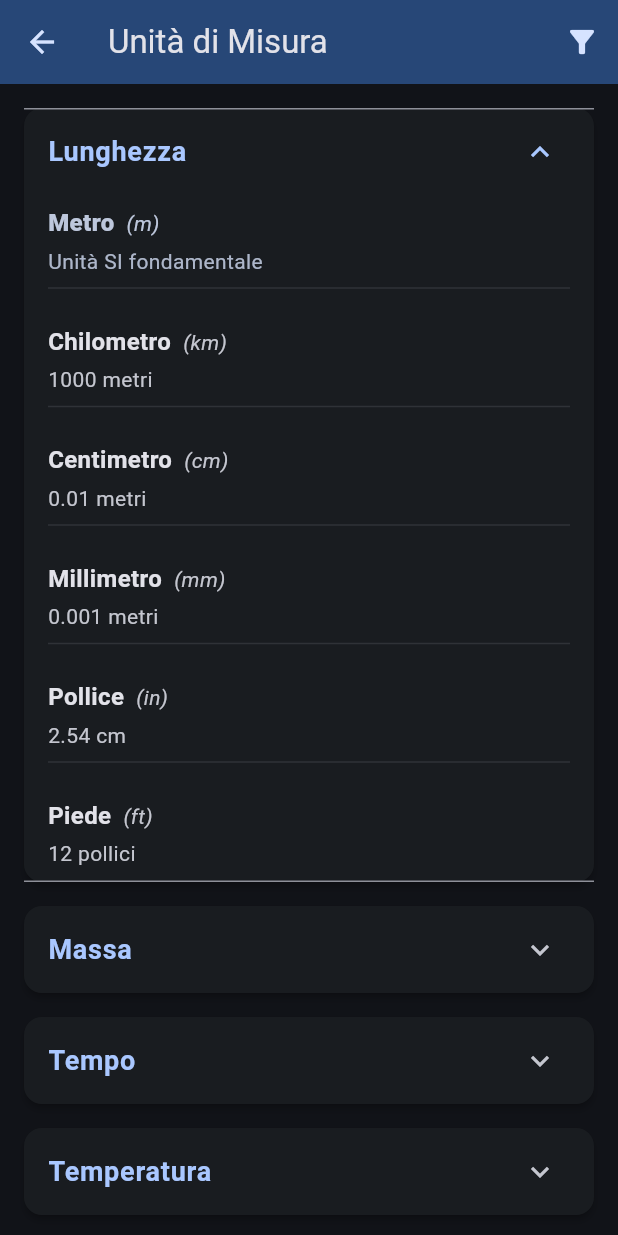
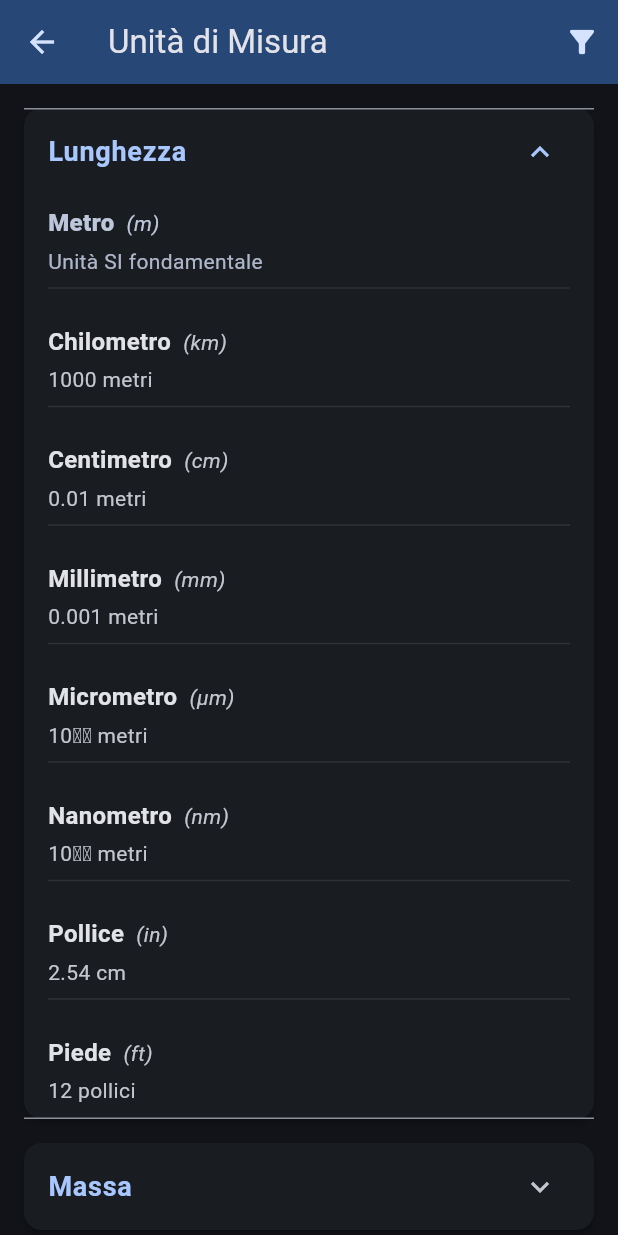
Before and after one commit to Lore-byte/PhysicsEaseRelease, a Flutter app: the UnitsListPage screen opened directly, after a tap on "Lunghezza", on a phone screen of 412 x 824 dp. Run offline on Flutter 3.47's test engine with Material 3 defaults, Android fonts, the phone set to English and light mode, and no system bars; our stand-ins replace fl_chart, math_expressions, permission_handler, screenshot, sensors_plus, share_plus and 1 more; missing offline and left inert: flutter_math_fork; accounts and stored records are empty.

Commit message:
small changes to the data

```diff
--- a/lib/pages/greek_alphabet_page.dart
+++ b/lib/pages/greek_alphabet_page.dart
@@ -81,8 +81,8 @@ class GreekAlphabetPage extends StatelessWidget {
     {
       'letter': 'Ν ν (Nu)',
       'description': 'Frequenza (a volte al posto di f), coefficiente di Poisson, numero di moli.',
-      'formula': r'E = h\nu',
-      'formula_note': '(energia del fotone)'
+      'formula': r'\nu = - \frac{\varepsilon_{trasversale}}{\varepsilon_{longitudinale}}',
+      'formula_note': '(coefficiente di Poisson)'
     },
     {
       'letter': 'Ξ ξ (Xi)',
--- a/lib/pages/units_list_page.dart
+++ b/lib/pages/units_list_page.dart
@@ -17,17 +17,22 @@ class _UnitsListPageState extends State<UnitsListPage> {
       {'name': 'Chilometro', 'symbol': 'km', 'description': '1000 metri', 'isFundamental': 'false'},
       {'name': 'Centimetro', 'symbol': 'cm', 'description': '0.01 metri', 'isFundamental': 'false'},
       {'name': 'Millimetro', 'symbol': 'mm', 'description': '0.001 metri', 'isFundamental': 'false'},
+      {'name': 'Micrometro', 'symbol': 'µm', 'description': '10⁻⁶ metri', 'isFundamental': 'false'},
+      {'name': 'Nanometro', 'symbol': 'nm', 'description': '10⁻⁹ metri', 'isFundamental': 'false'},
       {'name': 'Pollice', 'symbol': 'in', 'description': '2.54 cm', 'isFundamental': 'false'},
       {'name': 'Piede', 'symbol': 'ft', 'description': '12 pollici', 'isFundamental': 'false'},
     ],
     'Massa': [
       {'name': 'Chilogrammo', 'symbol': 'kg', 'description': 'Unità SI fondamentale', 'isFundamental': 'true'},
       {'name': 'Grammo', 'symbol': 'g', 'description': '0.001 chilogrammi', 'isFundamental': 'false'},
+      {'name': 'Milligrammo', 'symbol': 'mg', 'description': '10⁻³ grammi', 'isFundamental': 'false'},
       {'name': 'Tonnellata', 'symbol': 't', 'description': '1000 chilogrammi', 'isFundamental': 'false'},
       {'name': 'Libbra', 'symbol': 'lb', 'description': '0.453592 kg', 'isFundamental': 'false'},
+      {'name': 'Oncia', 'symbol': 'oz', 'description': '1/16 di libbra ≈ 28.35 g', 'isFundamental': 'false'},
     ],
     'Tempo': [
       {'name': 'Secondo', 'symbol': 's', 'description': 'Unità SI fondamentale', 'isFundamental': 'true'},
+      {'name': 'Millisecondo', 'symbol': 'ms', 'description': '10⁻³ secondi', 'isFundamental': 'false'},
       {'name': 'Minuto', 'symbol': 'min', 'description': '60 secondi', 'isFundamental': 'false'},
       {'name': 'Ora', 'symbol': 'h', 'description': '3600 secondi', 'isFundamental': 'false'},
       {'name': 'Giorno', 'symbol': 'd', 'description': '24 ore', 'isFundamental': 'false'},
@@ -43,9 +48,12 @@ class _UnitsListPageState extends State<UnitsListPage> {
       {'name': 'Volt', 'symbol': 'V', 'description': 'Unità SI per la tensione elettrica (J/C)', 'isFundamental': 'false'},
       {'name': 'Ohm', 'symbol': 'Ω', 'description': 'Unità SI per la resistenza elettrica (V/A)', 'isFundamental': 'false'},
       {'name': 'Farad', 'symbol': 'F', 'description': 'Unità SI per la capacità elettrica (C/V)', 'isFundamental': 'false'},
+      {'name': 'Wattora', 'symbol': 'Wh', 'description': 'Unità comune di energia elettrica', 'isFundamental': 'false'},
     ],
     'Intensità Luminosa': [
       {'name': 'Candela', 'symbol': 'cd', 'description': 'Unità SI fondamentale', 'isFundamental': 'true'},
+      {'name': 'Lumen', 'symbol': 'lm', 'description': 'Unità SI per il flusso luminoso', 'isFundamental': 'false'},
+      {'name': 'Lux', 'symbol': 'lx', 'description': 'lm/m²', 'isFundamental': 'false'},
     ],
     'Quantità di Sostanza': [
       {'name': 'Mole', 'symbol': 'mol', 'description': 'Unità SI fondamentale', 'isFundamental': 'true'},
@@ -53,21 +61,29 @@ class _UnitsListPageState extends State<UnitsListPage> {
     'Velocità': [
       {'name': 'Metro al secondo', 'symbol': 'm/s', 'description': 'Unità SI derivata', 'isFundamental': 'false'},
       {'name': 'Chilometro orario', 'symbol': 'km/h', 'description': 'Unità comune', 'isFundamental': 'false'},
+      {'name': 'Nodo', 'symbol': 'kn', 'description': '1.852 km/h', 'isFundamental': 'false'},
+      {'name': 'Mach', 'symbol': 'Ma', 'description': 'Velocità del suono', 'isFundamental': 'false'},
     ],
     'Forza': [
       {'name': 'Newton', 'symbol': 'N', 'description': 'kg·m/s²', 'isFundamental': 'false'},
+      {'name': 'Kilogrammo forza', 'symbol': 'kgf', 'description': '9.80665 N', 'isFundamental': 'false'},
     ],
     'Energia': [
       {'name': 'Joule', 'symbol': 'J', 'description': 'N·m', 'isFundamental': 'false'},
       {'name': 'Caloria', 'symbol': 'cal', 'description': '4.184 Joule', 'isFundamental': 'false'},
       {'name': 'Elettronvolt', 'symbol': 'eV', 'description': '1.602×10⁻¹⁹ J', 'isFundamental': 'false'},
+      {'name': 'Kilowattora', 'symbol': 'kWh', 'description': '3.6×10⁶ J', 'isFundamental': 'false'},
     ],
     'Potenza': [
       {'name': 'Watt', 'symbol': 'W', 'description': 'J/s', 'isFundamental': 'false'},
+      {'name': 'Cavallo vapore', 'symbol': 'CV', 'description': '≈ 735.5 W', 'isFundamental': 'false'},
     ],
     'Pressione': [
       {'name': 'Pascal', 'symbol': 'Pa', 'description': 'N/m²', 'isFundamental': 'false'},
       {'name': 'Bar', 'symbol': 'bar', 'description': '10⁵ Pa', 'isFundamental': 'false'},
+      {'name': 'Millimetro di mercurio', 'symbol': 'mmHg', 'description': '133.322 Pa', 'isFundamental': 'false'},
+      {'name': 'PSI', 'symbol': 'psi', 'description': 'Pound per square inch ≈ 6894.76 Pa', 'isFundamental': 'false'},
+      {'name': 'Atmosfera', 'symbol': 'atm', 'description': '101325 Pa', 'isFundamental': 'false'},
     ],
     'Frequenza': [
       {'name': 'Hertz', 'symbol': 'Hz', 'description': 'Cicli al secondo', 'isFundamental': 'false'},
```
